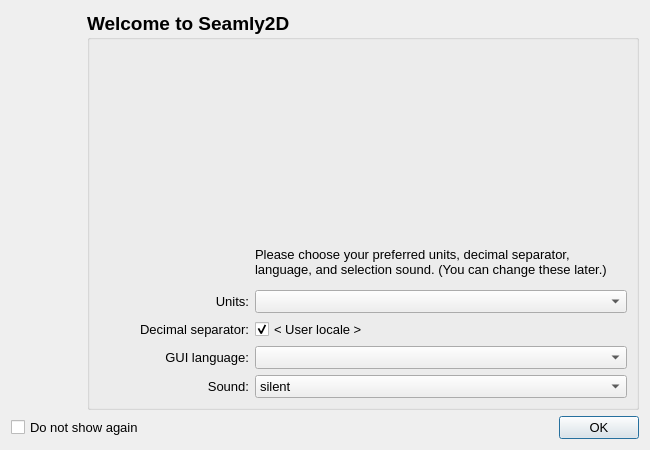
Qt form src/app/seamly2d/dialogs/welcome_dialog.ui (FashionFreedom/Seamly2D) before a commit.
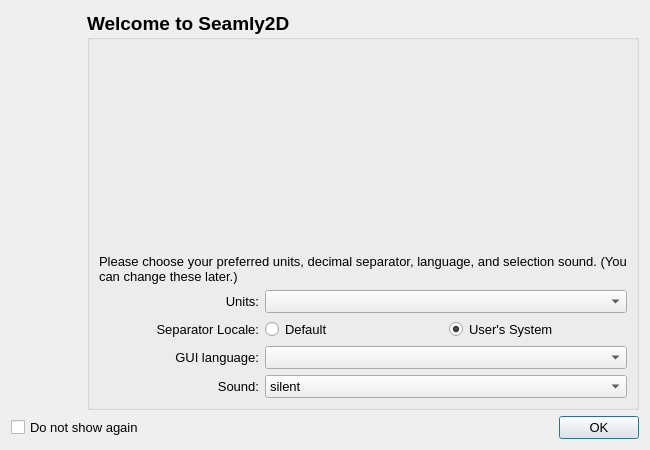
The same form after that commit. Icons and pictures are not drawn.

Commit message: update locale pref selection in dialogs

Diff of the .ui file:
```diff
--- a/src/app/seamly2d/dialogs/welcome_dialog.ui
+++ b/src/app/seamly2d/dialogs/welcome_dialog.ui
@@ -86,8 +86,6 @@
          </spacer>
         </item>
         <item>
-         <layout class="QFormLayout" name="formLayout">
-          <item row="0" column="1">
            <widget class="QLabel" name="label_2">
             <property name="font">
              <font>
@@ -103,11 +101,13 @@
             </property>
            </widget>
           </item>
-          <item row="1" column="0">
+        <item>
+         <layout class="QFormLayout" name="formLayout">
+          <item row="0" column="0">
            <widget class="QLabel" name="units_Label">
             <property name="minimumSize">
              <size>
-              <width>150</width>
+              <width>160</width>
               <height>0</height>
              </size>
             </property>
@@ -125,7 +125,7 @@
             </property>
            </widget>
           </item>
-          <item row="1" column="1">
+          <item row="0" column="1">
            <widget class="QComboBox" name="units_ComboBox">
             <property name="sizePolicy">
              <sizepolicy hsizetype="Preferred" vsizetype="Preferred">
@@ -135,7 +135,7 @@
             </property>
             <property name="minimumSize">
              <size>
-              <width>150</width>
+              <width>220</width>
               <height>0</height>
              </size>
             </property>
@@ -150,11 +150,11 @@
             </property>
            </widget>
           </item>
-          <item row="2" column="0">
-           <widget class="QLabel" name="seperastor_Label">
+          <item row="1" column="0">
+           <widget class="QLabel" name="locale_Label">
             <property name="minimumSize">
              <size>
-              <width>150</width>
+              <width>160</width>
               <height>0</height>
              </size>
             </property>
@@ -165,18 +165,20 @@
              </font>
             </property>
             <property name="text">
-             <string>Decimal separator:</string>
+             <string>Separator Locale:</string>
             </property>
             <property name="alignment">
              <set>Qt::AlignRight|Qt::AlignTrailing|Qt::AlignVCenter</set>
             </property>
            </widget>
           </item>
-          <item row="2" column="1">
-           <widget class="QCheckBox" name="separator_CheckBox">
+          <item row="1" column="1">
+           <layout class="QHBoxLayout" name="horizontalLayout">
+            <item>
+             <widget class="QRadioButton" name="cLocale_RadioButton">
             <property name="minimumSize">
              <size>
-              <width>300</width>
+                <width>100</width>
               <height>0</height>
              </size>
             </property>
@@ -186,22 +188,40 @@
               <bold>false</bold>
              </font>
             </property>
-            <property name="toolTip">
-             <string>&lt;html&gt;&lt;head/&gt;&lt;body&gt;&lt;p&gt;Selects what decimal separator char to use.  When checked the separator for the user's locale is used.  When unchecked the period is used.&lt;/p&gt;&lt;/body&gt;&lt;/html&gt;</string>
-            </property>
+              <property name="text">
+               <string>Default</string>
+              </property>
+             </widget>
+            </item>
+            <item>
+             <widget class="QRadioButton" name="userLocale_RadioButton">
+              <property name="minimumSize">
+               <size>
+                <width>100</width>
+                <height>0</height>
+               </size>
+              </property>
+              <property name="font">
+               <font>
+                <pointsize>10</pointsize>
+                <bold>false</bold>
+               </font>
+              </property>
             <property name="text">
-             <string notr="true">&lt; User locale &gt;</string>
+               <string>User's System</string>
             </property>
             <property name="checked">
              <bool>true</bool>
             </property>
            </widget>
           </item>
-          <item row="3" column="0">
+           </layout>
+          </item>
+          <item row="2" column="0">
            <widget class="QLabel" name="language_Label">
             <property name="minimumSize">
              <size>
-              <width>150</width>
+              <width>160</width>
               <height>0</height>
              </size>
             </property>
@@ -219,11 +239,11 @@
             </property>
            </widget>
           </item>
-          <item row="3" column="1">
+          <item row="2" column="1">
            <widget class="QComboBox" name="language_ComboBox">
             <property name="minimumSize">
              <size>
-              <width>300</width>
+              <width>220</width>
               <height>0</height>
              </size>
             </property>
@@ -238,11 +258,11 @@
             </property>
            </widget>
           </item>
-          <item row="4" column="0">
+          <item row="3" column="0">
            <widget class="QLabel" name="selectionSound_Label">
             <property name="minimumSize">
              <size>
-              <width>150</width>
+              <width>160</width>
               <height>0</height>
              </size>
             </property>
@@ -260,7 +280,7 @@
             </property>
            </widget>
           </item>
-          <item row="4" column="1">
+          <item row="3" column="1">
            <widget class="QComboBox" name="selectionSound_ComboBox">
             <property name="sizePolicy">
              <sizepolicy hsizetype="Expanding" vsizetype="Fixed">
@@ -270,7 +290,7 @@
             </property>
             <property name="minimumSize">
              <size>
-              <width>0</width>
+              <width>220</width>
               <height>0</height>
              </size>
             </property>
```
Left out of the diff: 10 changed lines with no effect on the pictures. Lines whose indentation alone changed are shown as unchanged. The commit also changes 26 other files.
